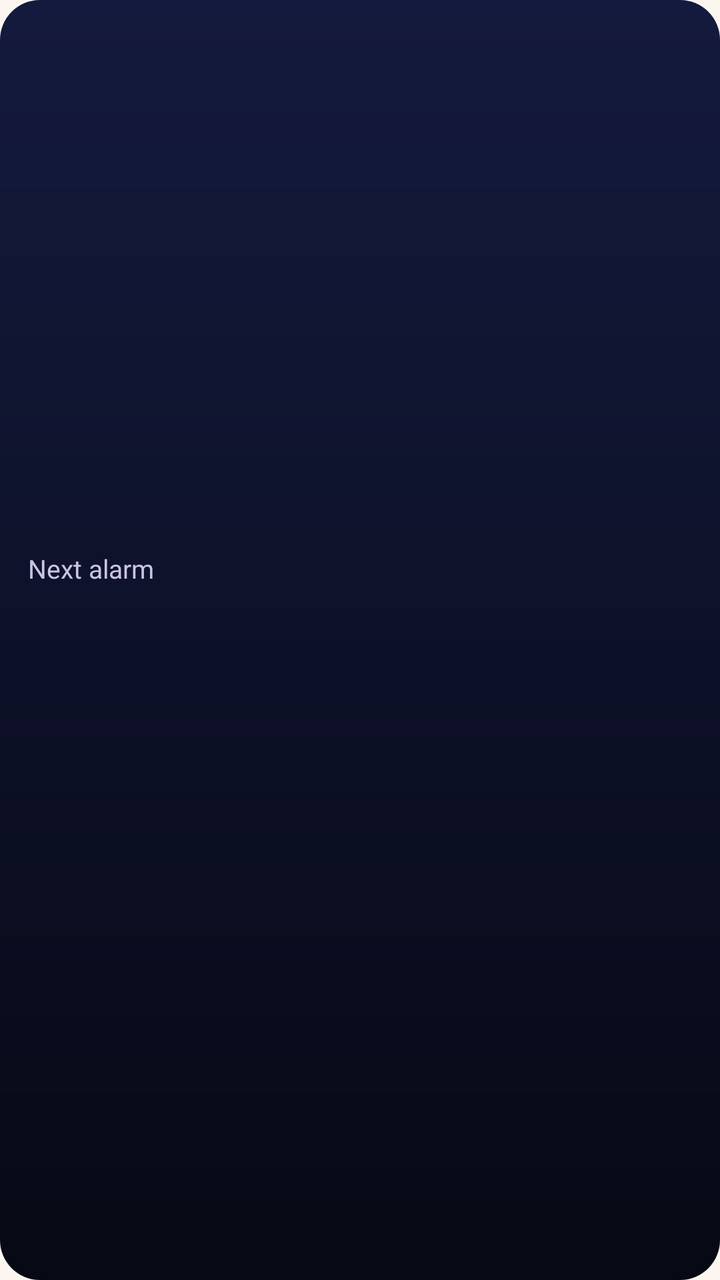
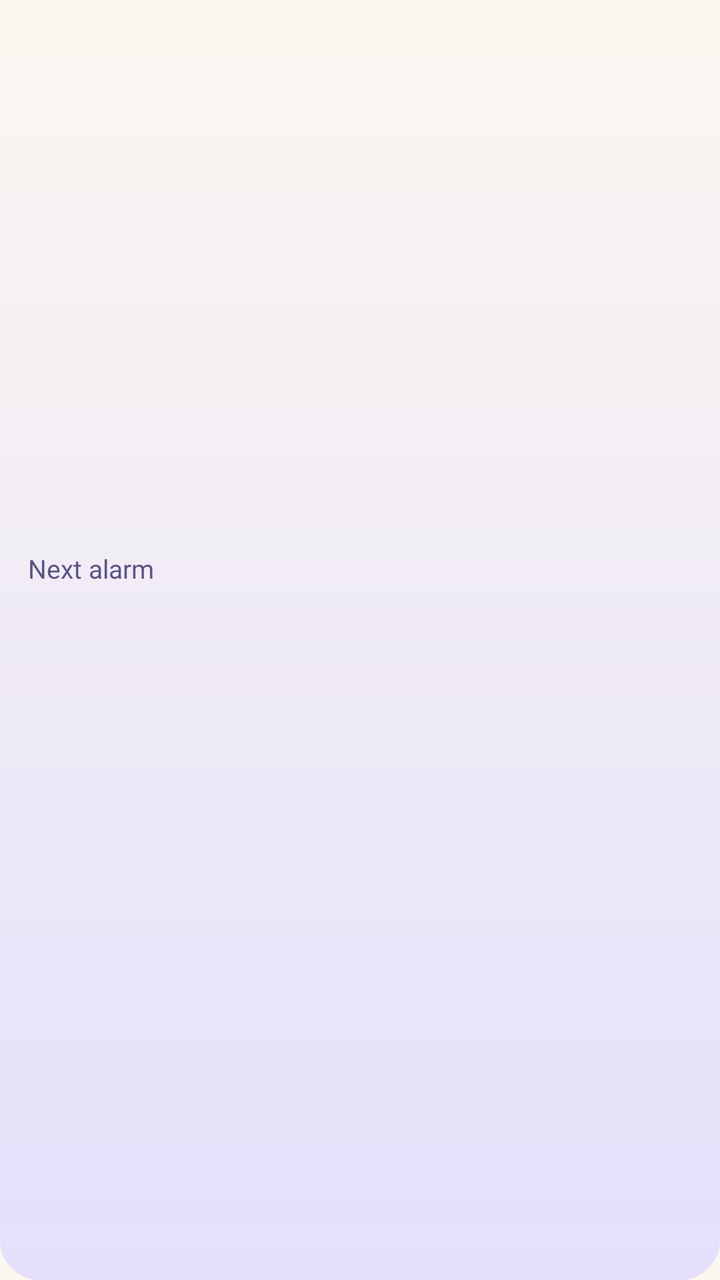

Screens rendered from an Android XML layout before and after an edit, with the pre-edit source and the edit as a unified diff.
<!-- AndroidManifest.xml: application theme Theme.PhaseWake -->
<!-- res/layout/widget_next_alarm.xml -->
<?xml version="1.0" encoding="utf-8"?>
<LinearLayout xmlns:android="http://schemas.android.com/apk/res/android"
    xmlns:tools="http://schemas.android.com/tools"
    android:id="@+id/widget_root"
    android:layout_width="match_parent"
    android:layout_height="match_parent"
    android:background="@drawable/widget_background"
    android:gravity="center_vertical"
    android:orientation="vertical"
    android:padding="14dp"
    tools:ignore="Overdraw">

    <TextView
        android:id="@+id/widget_title"
        android:layout_width="wrap_content"
        android:layout_height="wrap_content"
        android:text="@string/widget_name"
        android:textColor="#FFC9C3E6"
        android:textSize="13sp" />

    <TextView
        android:id="@+id/widget_window"
        android:layout_width="wrap_content"
        android:layout_height="wrap_content"
        android:maxLines="1"
        android:textColor="#FFFBF7F0"
        android:textSize="24sp"
        android:textStyle="bold" />

    <TextView
        android:id="@+id/widget_day"
        android:layout_width="wrap_content"
        android:layout_height="wrap_content"
        android:maxLines="1"
        android:textColor="#FFC9C3E6"
        android:textSize="13sp" />

    <TextView
        android:id="@+id/widget_check"
        android:layout_width="wrap_content"
        android:layout_height="wrap_content"
        android:layout_marginTop="4dp"
        android:maxLines="2"
        android:textColor="#FFFBF7F0"
        android:textSize="13sp" />
</LinearLayout>
<!-- resources referenced by this layout -->
<resources>
  <!-- drawable widget_background (drawable) -->
  <?xml version="1.0" encoding="utf-8"?>
  <shape xmlns:android="http://schemas.android.com/apk/res/android" android:shape="rectangle">
      <gradient
          android:angle="270"
          android:endColor="#FF070914"
          android:startColor="#FF141A3D" />
      <corners android:radius="20dp" />
  </shape>
  <string name="widget_name">Next alarm</string>
  <style name="Theme.PhaseWake" parent="@android:style/Theme.Material.Light.NoActionBar">
          <item name="android:windowBackground">@color/window_background</item>
      </style>
  <color name="window_background">#FBF7F0</color>
</resources>

<!-- the commit's change to res/layout/widget_next_alarm.xml (unified diff, before → after) -->
@@ -15,7 +15,7 @@
         android:layout_width="wrap_content"
         android:layout_height="wrap_content"
         android:text="@string/widget_name"
-        android:textColor="#FFC9C3E6"
+        android:textColor="@color/widget_text_secondary"
         android:textSize="13sp" />
 
     <TextView
@@ -23,7 +23,7 @@
         android:layout_width="wrap_content"
         android:layout_height="wrap_content"
         android:maxLines="1"
-        android:textColor="#FFFBF7F0"
+        android:textColor="@color/widget_text"
         android:textSize="24sp"
         android:textStyle="bold" />
 
@@ -32,7 +32,7 @@
         android:layout_width="wrap_content"
         android:layout_height="wrap_content"
         android:maxLines="1"
-        android:textColor="#FFC9C3E6"
+        android:textColor="@color/widget_text_secondary"
         android:textSize="13sp" />
 
     <TextView
@@ -41,6 +41,6 @@
         android:layout_height="wrap_content"
         android:layout_marginTop="4dp"
         android:maxLines="2"
-        android:textColor="#FFFBF7F0"
+        android:textColor="@color/widget_text"
         android:textSize="13sp" />
 </LinearLayout>
<!-- resource entries referenced after the edit -->
@@ -1,18 +1,22 @@
 <!-- resources referenced by this layout -->
 <resources>
+  <color name="widget_text">#FF141A3D</color>
+  <color name="widget_text_secondary">#FF5B5486</color>
   <!-- drawable widget_background (drawable) -->
   <?xml version="1.0" encoding="utf-8"?>
   <shape xmlns:android="http://schemas.android.com/apk/res/android" android:shape="rectangle">
       <gradient
           android:angle="270"
-          android:endColor="#FF070914"
-          android:startColor="#FF141A3D" />
+          android:endColor="@color/widget_bottom"
+          android:startColor="@color/widget_top" />
       <corners android:radius="20dp" />
   </shape>
   <string name="widget_name">Next alarm</string>
   <style name="Theme.PhaseWake" parent="@android:style/Theme.Material.Light.NoActionBar">
           <item name="android:windowBackground">@color/window_background</item>
       </style>
+  <color name="widget_bottom">#FFE4DFFB</color>
+  <color name="widget_top">#FFFBF7F0</color>
   <color name="window_background">#FBF7F0</color>
 </resources>
 
